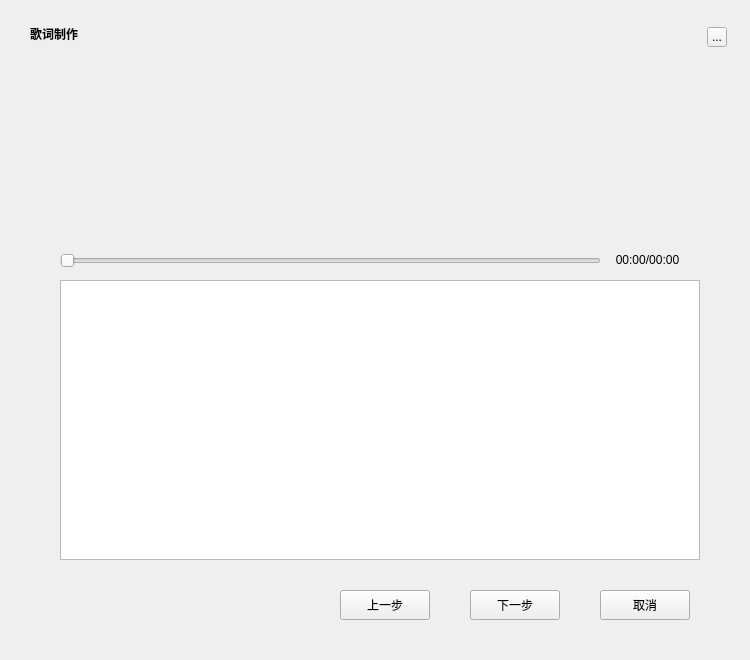
Qt form TTKCore/musicUi/musicLrcmanager/musiclrcmakerwidget.ui (Greedysky/TTKMusicPlayer) before a commit.
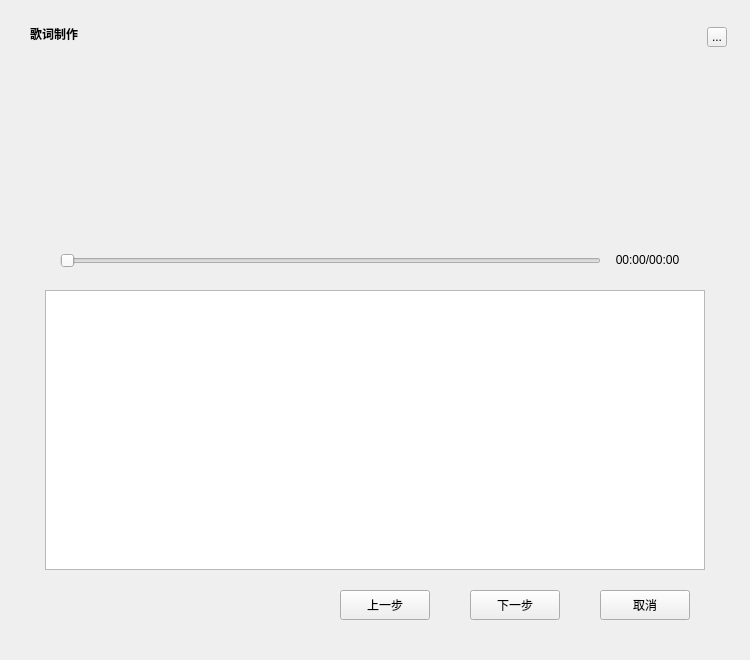
The same form after that commit. The open tabs and pages were chosen to show the change. Icons and pictures are not drawn.

Commit message: refactor make music lrc interface[036984]

Patch:
```diff
--- a/TTKCore/musicUi/musicLrcmanager/musiclrcmakerwidget.ui
+++ b/TTKCore/musicUi/musicLrcmanager/musiclrcmakerwidget.ui
@@ -629,16 +629,6 @@
       <pixmap resource="../../../TTKQrc/MusicPlayer.qrc">:/lrc/lb_make_background3</pixmap>
      </property>
     </widget>
-    <widget class="QTableView" name="tableView">
-     <property name="geometry">
-      <rect>
-       <x>40</x>
-       <y>230</y>
-       <width>640</width>
-       <height>280</height>
-      </rect>
-     </property>
-    </widget>
     <widget class="QSlider" name="timeSlider_S">
      <property name="geometry">
       <rect>
@@ -716,6 +706,16 @@
       <set>Qt::AlignCenter</set>
      </property>
     </widget>
+    <widget class="QTextEdit" name="makeTextEdit">
+     <property name="geometry">
+      <rect>
+       <x>25</x>
+       <y>240</y>
+       <width>660</width>
+       <height>280</height>
+      </rect>
+     </property>
+    </widget>
    </widget>
    <widget class="QWidget" name="pageThird">
     <widget class="QLabel" name="label_T">
```
Left out of the diff: 8 changed lines with no effect on the pictures. The commit also changes 3 other files.
